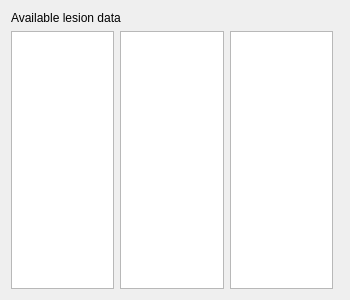
The window that Modules/SemanticRelationsUI/src/QmitkLesionInfoWidgetControls.ui (MITK/MITK) describes before a commit, drawn with Qt 5.
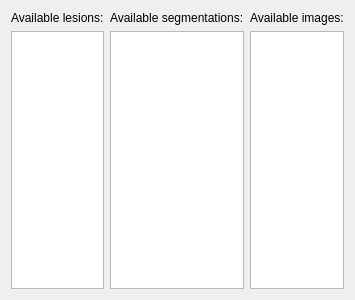
The same window after the commit.

Diff of the .ui file:
```diff
--- a/Modules/SemanticRelationsUI/src/QmitkLesionInfoWidgetControls.ui
+++ b/Modules/SemanticRelationsUI/src/QmitkLesionInfoWidgetControls.ui
@@ -14,10 +14,24 @@
    </rect>
   </property>
   <layout class="QGridLayout" name="gridLayout">
-   <item row="0" column="0" colspan="4">
+   <item row="0" column="0">
     <widget class="QLabel" name="lesionInfoWidgetLabel">
      <property name="text">
-      <string>Available lesion data</string>
+      <string>Available lesions:</string>
+     </property>
+    </widget>
+   </item>
+   <item row="0" column="1">
+    <widget class="QLabel" name="segmentationInfoWidgetLabel">
+     <property name="text">
+      <string>Available segmentations:</string>
+     </property>
+    </widget>
+   </item>
+   <item row="0" column="2">
+    <widget class="QLabel" name="imageInfoWidgetLabel">
+     <property name="text">
+      <string>Available images:</string>
      </property>
     </widget>
    </item>
```
